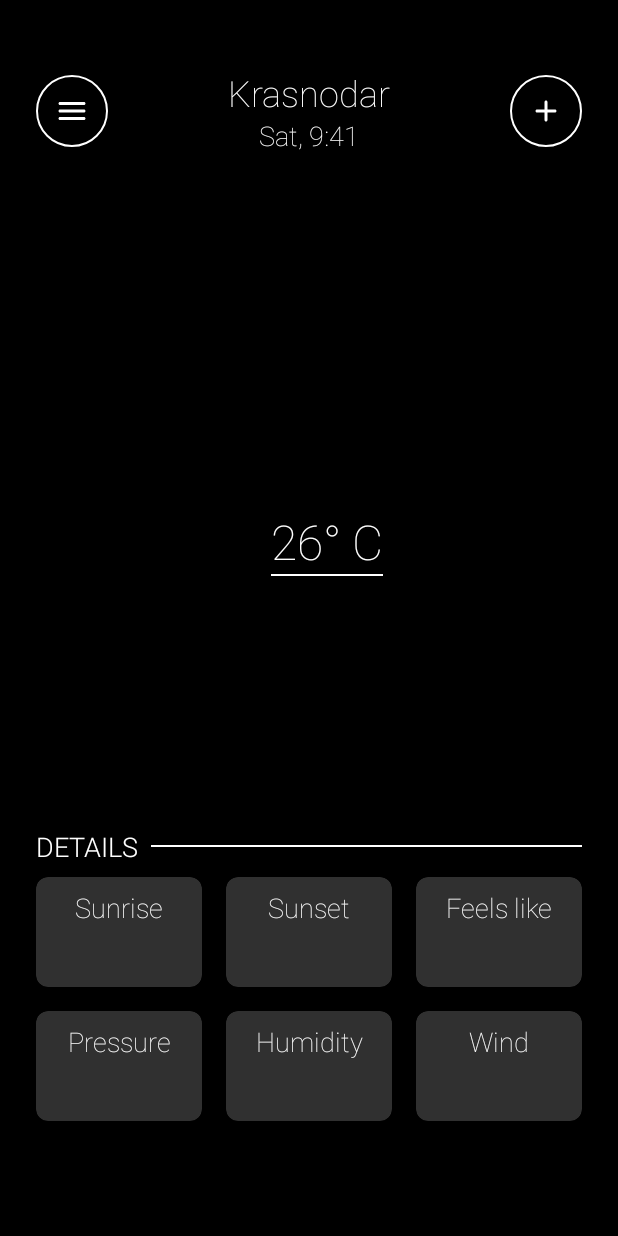
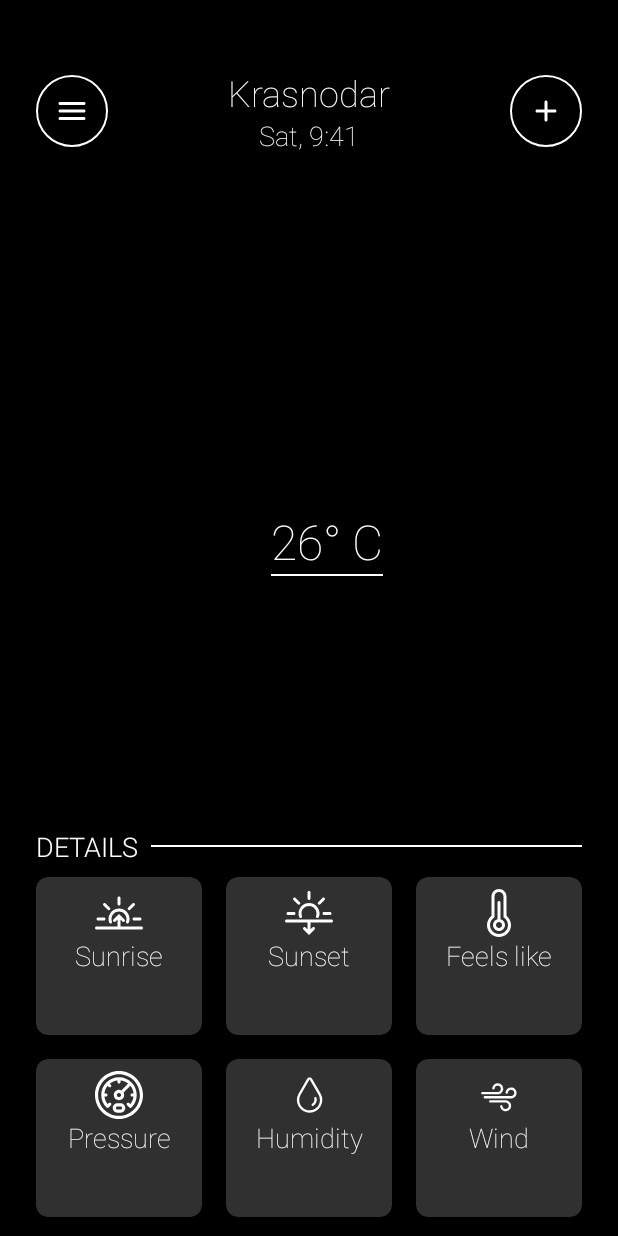
Before and after one commit to HellGuy39/HellWeather, an Android app: the screen it shows after launch (MainActivity), on a phone screen of 412 x 824 dp. Run offline under Robolectric (Android 15) with nearby library versions, the light colour scheme and no system bars; our stand-ins replace Picasso; pictures from the network do not load; 3 statements that could not run were skipped.

Commit message:
1.0 alpha2-05

```diff
--- a/app/src/main/res/drawable/gradient_clear_night.xml
+++ b/app/src/main/res/drawable/gradient_clear_night.xml
@@ -4,8 +4,8 @@
     android:shape="rectangle">
     <gradient
         android:angle="90"
-        android:endColor="#BAF8FF"
-        android:startColor="#9661A1"
+        android:endColor="#122159"
+        android:startColor="#9561A1"
         android:type="linear">
     </gradient>
 </shape>
--- /dev/null
+++ b/app/src/main/res/drawable/ic_humidity.xml
@@ -0,0 +1,20 @@
+<vector xmlns:android="http://schemas.android.com/apk/res/android"
+    android:width="48dp"
+    android:height="48dp"
+    android:viewportWidth="50"
+    android:viewportHeight="50">
+  <path
+      android:pathData="M25.6075,42.2466C23.4975,42.2463 21.4248,41.6904 19.5979,40.6348C17.7709,39.5792 16.2542,38.0611 15.2002,36.2333C14.1462,34.4054 13.5921,32.3322 13.5938,30.2222C13.5954,28.1122 14.1526,26.0399 15.2094,24.2136V24.2136L24.1338,8.7188C24.2853,8.4597 24.5021,8.2449 24.7624,8.0956C25.0227,7.9463 25.3176,7.8677 25.6177,7.8677C25.9179,7.8677 26.2127,7.9463 26.4731,8.0956C26.7334,8.2449 26.9502,8.4597 27.1017,8.7188L36.0261,24.1727C37.0838,26.0004 37.641,28.0747 37.6418,30.1864C37.6425,32.2981 37.0866,34.3727 36.0302,36.2012C34.9738,38.0297 33.4541,39.5475 31.6243,40.6016C29.7945,41.6557 27.7192,42.209 25.6075,42.2056V42.2466Z"
+      android:strokeLineJoin="round"
+      android:strokeWidth="2.45625"
+      android:fillColor="#00000000"
+      android:strokeColor="#ffffff"
+      android:strokeLineCap="round"/>
+  <path
+      android:pathData="M31.6662,28.3073C32.0227,29.6011 31.9454,30.976 31.4464,32.2217C30.9474,33.4675 30.054,34.5154 28.903,35.2053"
+      android:strokeLineJoin="round"
+      android:strokeWidth="2.45625"
+      android:fillColor="#00000000"
+      android:strokeColor="#ffffff"
+      android:strokeLineCap="round"/>
+</vector>
--- /dev/null
+++ b/app/src/main/res/drawable/ic_pressure.xml
@@ -0,0 +1,15 @@
+<vector xmlns:android="http://schemas.android.com/apk/res/android"
+    android:width="512dp"
+    android:height="512dp"
+    android:viewportWidth="512"
+    android:viewportHeight="512">
+  <path
+      android:fillColor="#FF000000"
+      android:pathData="M256,0C114.51,0 0,114.497 0,256c0,141.491 114.497,256 256,256c141.49,0 256,-114.497 256,-256C512,114.509 397.503,0 256,0zM256,478.609c-122.746,0 -222.609,-99.862 -222.609,-222.609S133.254,33.391 256,33.391S478.609,133.254 478.609,256S378.746,478.609 256,478.609z"/>
+  <path
+      android:fillColor="#FF000000"
+      android:pathData="M256,66.783C151.29,66.783 66.783,151.738 66.783,256c0,48.619 18.872,97.248 55.421,133.797c6.52,6.52 17.091,6.52 23.611,0l23.611,-23.611c6.52,-6.519 6.52,-17.09 0,-23.611c-6.519,-6.52 -17.09,-6.52 -23.611,0l-11.177,11.177c-19.241,-23.851 -30.408,-52.1 -33.501,-81.056h15.734c9.22,0 16.696,-7.475 16.696,-16.696c0,-9.22 -7.475,-16.696 -16.696,-16.696h-15.725c3.094,-28.955 14.261,-57.198 33.5,-81.05l11.17,11.169c6.52,6.52 17.091,6.52 23.611,0c6.519,-6.519 6.519,-17.091 0,-23.611l-11.175,-11.175c23.276,-18.804 51.227,-30.356 81.054,-33.5v15.732c0,9.22 7.475,16.696 16.696,16.696c9.22,0 16.696,-7.475 16.696,-16.696v-15.731c29.827,3.144 57.777,14.698 81.054,33.5l-72.032,72.032c-7.699,-4.03 -16.444,-6.323 -25.719,-6.323c-30.687,0 -55.652,24.966 -55.652,55.652c0,30.687 24.966,55.652 55.652,55.652c30.687,0 55.652,-24.966 55.652,-55.652c0,-9.275 -2.293,-18.02 -6.323,-25.718l72.026,-72.026c19.239,23.85 30.406,52.094 33.5,81.05H395.13c-9.22,0 -16.696,7.475 -16.696,16.696c0,9.22 7.475,16.696 16.696,16.696h15.734c-3.093,28.956 -14.26,57.206 -33.501,81.056l-11.177,-11.177c-6.519,-6.519 -17.091,-6.519 -23.611,0c-6.52,6.52 -6.52,17.091 0,23.611l23.611,23.611c6.52,6.52 17.091,6.52 23.611,0c36.482,-36.483 55.421,-85.084 55.421,-133.798C445.217,151.681 360.676,66.783 256,66.783zM256,278.261c-12.275,0 -22.261,-9.986 -22.261,-22.261c0,-12.275 9.986,-22.261 22.261,-22.261c12.275,0 22.261,9.986 22.261,22.261C278.261,268.275 268.275,278.261 256,278.261z"/>
+  <path
+      android:fillColor="#FF000000"
+      android:pathData="M272.696,345.043h-33.391c-27.618,0 -50.087,22.469 -50.087,50.087s22.469,50.087 50.087,50.087h33.391c27.618,0 50.087,-22.469 50.087,-50.087S300.314,345.043 272.696,345.043zM272.696,411.826h-33.391c-9.206,0 -16.696,-7.49 -16.696,-16.696s7.49,-16.696 16.696,-16.696h33.391c9.206,0 16.696,7.49 16.696,16.696S281.902,411.826 272.696,411.826z"/>
+</vector>
--- /dev/null
+++ b/app/src/main/res/drawable/ic_sunrise.xml
@@ -0,0 +1,11 @@
+<vector android:height="48dp" android:viewportHeight="64"
+    android:viewportWidth="64" android:width="48dp"
+    xmlns:android="http://schemas.android.com/apk/res/android">
+    <path android:fillColor="#202020" android:pathData="M32,22c1.1,0 2,-0.9 2,-2v-8c0,-1.1 -0.9,-2 -2,-2s-2,0.9 -2,2v8C30,21.1 30.9,22 32,22z"/>
+    <path android:fillColor="#202020" android:pathData="M50,40c0,1.1 0.9,2 2,2h8c1.1,0 2,-0.9 2,-2s-0.9,-2 -2,-2h-8C50.9,38 50,38.9 50,40z"/>
+    <path android:fillColor="#202020" android:pathData="M4,42h8c1.1,0 2,-0.9 2,-2s-0.9,-2 -2,-2H4c-1.1,0 -2,0.9 -2,2S2.9,42 4,42z"/>
+    <path android:fillColor="#202020" android:pathData="M2,54h60c1.1,0 2,-0.9 2,-2s-0.9,-2 -2,-2H34v-9.2l2.6,2.6C37,43.8 37.5,44 38,44s1,-0.2 1.4,-0.6c0.8,-0.8 0.8,-2 0,-2.8L32,33.2l-1.4,1.4c0,0 0,0 0,0l-6,6c-0.8,0.8 -0.8,2 0,2.8c0.8,0.8 2,0.8 2.8,0l2.6,-2.6V50H2c-1.1,0 -2,0.9 -2,2S0.9,54 2,54z"/>
+    <path android:fillColor="#202020" android:pathData="M17,27.8c0.4,0.4 0.9,0.6 1.4,0.6s1,-0.2 1.4,-0.6c0.8,-0.8 0.8,-2 0,-2.8l-5.7,-5.7c-0.8,-0.8 -2,-0.8 -2.8,0c-0.8,0.8 -0.8,2 0,2.8L17,27.8z"/>
+    <path android:fillColor="#202020" android:pathData="M45.6,28.4c0.5,0 1,-0.2 1.4,-0.6l5.7,-5.7c0.8,-0.8 0.8,-2 0,-2.8s-2,-0.8 -2.8,0L44.1,25c-0.8,0.8 -0.8,2 0,2.8C44.5,28.2 45,28.4 45.6,28.4z"/>
+    <path android:fillColor="#202020" android:pathData="M18.8,44.7c0.4,1 1.5,1.6 2.6,1.2c1,-0.4 1.6,-1.5 1.2,-2.6C22.2,42.3 22,41.1 22,40c0,-5.5 4.5,-10 10,-10s10,4.5 10,10c0,1.2 -0.2,2.3 -0.6,3.4c-0.4,1 0.2,2.2 1.2,2.6c0.2,0.1 0.5,0.1 0.7,0.1c0.8,0 1.6,-0.5 1.9,-1.3c0.6,-1.5 0.9,-3.2 0.9,-4.8c0,-7.7 -6.3,-14 -14,-14s-14,6.3 -14,14C18,41.6 18.3,43.2 18.8,44.7z"/>
+</vector>
--- /dev/null
+++ b/app/src/main/res/drawable/ic_sunset.xml
@@ -0,0 +1,10 @@
+<vector android:height="48dp" android:viewportHeight="64"
+    android:viewportWidth="64" android:width="48dp" xmlns:android="http://schemas.android.com/apk/res/android">
+    <path android:fillColor="#202020" android:pathData="M32,14.6c1.1,0 2,-0.9 2,-2v-8c0,-1.1 -0.9,-2 -2,-2s-2,0.9 -2,2v8C30,13.7 30.9,14.6 32,14.6z"/>
+    <path android:fillColor="#202020" android:pathData="M50,32.6c0,1.1 0.9,2 2,2h8c1.1,0 2,-0.9 2,-2s-0.9,-2 -2,-2h-8C50.9,30.6 50,31.5 50,32.6z"/>
+    <path android:fillColor="#202020" android:pathData="M4,34.6h8c1.1,0 2,-0.9 2,-2s-0.9,-2 -2,-2H4c-1.1,0 -2,0.9 -2,2S2.9,34.6 4,34.6z"/>
+    <path android:fillColor="#202020" android:pathData="M2,44.6h28v9.2l-2.6,-2.6c-0.8,-0.8 -2,-0.8 -2.8,0s-0.8,2 0,2.8l7.4,7.4l1.4,-1.4c0,0 0,0 0,0l6,-6c0.8,-0.8 0.8,-2 0,-2.8c-0.8,-0.8 -2,-0.8 -2.8,0L34,53.8v-9.2h28c1.1,0 2,-0.9 2,-2s-0.9,-2 -2,-2H2c-1.1,0 -2,0.9 -2,2S0.9,44.6 2,44.6z"/>
+    <path android:fillColor="#202020" android:pathData="M17,20.4c0.4,0.4 0.9,0.6 1.4,0.6s1,-0.2 1.4,-0.6c0.8,-0.8 0.8,-2 0,-2.8l-5.7,-5.7c-0.8,-0.8 -2,-0.8 -2.8,0c-0.8,0.8 -0.8,2 0,2.8L17,20.4z"/>
+    <path android:fillColor="#202020" android:pathData="M45.6,21c0.5,0 1,-0.2 1.4,-0.6l5.7,-5.7c0.8,-0.8 0.8,-2 0,-2.8s-2,-0.8 -2.8,0l-5.7,5.7c-0.8,0.8 -0.8,2 0,2.8C44.5,20.8 45,21 45.6,21z"/>
+    <path android:fillColor="#202020" android:pathData="M18.8,37.3c0.4,1 1.5,1.6 2.6,1.2c1,-0.4 1.6,-1.5 1.2,-2.6c-0.4,-1.1 -0.6,-2.2 -0.6,-3.4c0,-5.5 4.5,-10 10,-10s10,4.5 10,10c0,1.2 -0.2,2.3 -0.6,3.4c-0.4,1 0.2,2.2 1.2,2.6c0.2,0.1 0.5,0.1 0.7,0.1c0.8,0 1.6,-0.5 1.9,-1.3c0.6,-1.5 0.9,-3.2 0.9,-4.8c0,-7.7 -6.3,-14 -14,-14s-14,6.3 -14,14C18,34.2 18.3,35.8 18.8,37.3z"/>
+</vector>
--- /dev/null
+++ b/app/src/main/res/drawable/ic_thermometer_2.xml
@@ -0,0 +1,12 @@
+<vector xmlns:android="http://schemas.android.com/apk/res/android"
+    android:width="64dp"
+    android:height="64dp"
+    android:viewportWidth="64"
+    android:viewportHeight="64">
+  <path
+      android:pathData="M42,35.5V10c0,-5.5 -4.5,-10 -10,-10S22,4.5 22,10v25.5c-3.8,3 -6,7.6 -6,12.5c0,8.8 7.2,16 16,16s16,-7.2 16,-16C48,43.1 45.8,38.5 42,35.5zM32,60c-6.6,0 -12,-5.4 -12,-12c0,-3.9 1.9,-7.6 5.1,-9.8l0.9,-0.6V10c0,-3.3 2.7,-6 6,-6s6,2.7 6,6v27.6l0.9,0.6c3.2,2.2 5.1,5.9 5.1,9.8C44,54.6 38.6,60 32,60z"
+      android:fillColor="#202020"/>
+  <path
+      android:pathData="M34,40.3V18c0,-1.1 -0.9,-2 -2,-2s-2,0.9 -2,2v22.3c-3.4,0.9 -6,4 -6,7.7c0,4.4 3.6,8 8,8s8,-3.6 8,-8C40,44.3 37.4,41.2 34,40.3zM32,52c-2.2,0 -4,-1.8 -4,-4s1.8,-4 4,-4s4,1.8 4,4S34.2,52 32,52z"
+      android:fillColor="#202020"/>
+</vector>
--- /dev/null
+++ b/app/src/main/res/drawable/ic_wind.xml
@@ -0,0 +1,27 @@
+<vector xmlns:android="http://schemas.android.com/apk/res/android"
+    android:width="50dp"
+    android:height="50dp"
+    android:viewportWidth="50"
+    android:viewportHeight="50">
+  <path
+      android:pathData="M33.0625,22.4533C33.1417,21.5813 33.4723,20.7511 34.0142,20.0633C34.5561,19.3756 35.2859,18.8599 36.1151,18.5787C36.9443,18.2976 37.8372,18.2632 38.6856,18.4796C39.534,18.696 40.3014,19.154 40.8946,19.798C41.4878,20.442 41.8814,21.2443 42.0276,22.1076C42.1738,22.9708 42.0663,23.858 41.7182,24.6614C41.37,25.4647 40.7963,26.1498 40.0664,26.6335C39.3366,27.1172 38.4821,27.3787 37.6065,27.3862H10.2398"
+      android:strokeLineJoin="round"
+      android:strokeWidth="2.45625"
+      android:fillColor="#00000000"
+      android:strokeColor="#ffffff"
+      android:strokeLineCap="round"/>
+  <path
+      android:pathData="M19.1846,18.1344C19.2639,17.2665 19.5933,16.4402 20.1329,15.7558C20.6725,15.0715 21.3991,14.5584 22.2245,14.2788C23.05,13.9992 23.9388,13.9652 24.7833,14.1808C25.6277,14.3964 26.3914,14.8524 26.9817,15.4936C27.5721,16.1347 27.9637,16.9333 28.1091,17.7926C28.2545,18.6519 28.1475,19.5349 27.8009,20.3346C27.4543,21.1342 26.8832,21.8161 26.1567,22.2976C25.4303,22.779 24.5797,23.0393 23.7082,23.0469H7.6812"
+      android:strokeLineJoin="round"
+      android:strokeWidth="2.45625"
+      android:fillColor="#00000000"
+      android:strokeColor="#ffffff"
+      android:strokeLineCap="round"/>
+  <path
+      android:pathData="M27.3926,36.6586C27.4758,37.5301 27.8101,38.3588 28.355,39.044C28.8999,39.7293 29.6319,40.2417 30.4622,40.5192C31.2926,40.7966 32.1856,40.8271 33.033,40.607C33.8804,40.3869 34.6456,39.9256 35.236,39.2791C35.8264,38.6327 36.2165,37.8288 36.359,36.965C36.5015,36.1011 36.3903,35.2145 36.0388,34.4127C35.6873,33.6109 35.1107,32.9282 34.379,32.4476C33.6472,31.967 32.7917,31.7091 31.9162,31.7052H15.8892"
+      android:strokeLineJoin="round"
+      android:strokeWidth="2.45625"
+      android:fillColor="#00000000"
+      android:strokeColor="#ffffff"
+      android:strokeLineCap="round"/>
+</vector>
--- a/app/src/main/res/layout/fragment_home.xml
+++ b/app/src/main/res/layout/fragment_home.xml
@@ -1,5 +1,6 @@
 <?xml version="1.0" encoding="utf-8"?>
-<androidx.constraintlayout.widget.ConstraintLayout xmlns:android="http://schemas.android.com/apk/res/android"
+<androidx.constraintlayout.widget.ConstraintLayout
+    xmlns:android="http://schemas.android.com/apk/res/android"
     xmlns:app="http://schemas.android.com/apk/res-auto"
     xmlns:tools="http://schemas.android.com/tools"
     android:layout_width="match_parent"
@@ -165,6 +166,13 @@
                     android:orientation="vertical"
                     android:padding="8dp">
 
+                    <ImageView
+                        android:layout_gravity="center"
+                        android:layout_width="32dp"
+                        android:layout_height="32dp"
+                        app:tint="?android:attr/textColor"
+                        android:src="@drawable/ic_pressure"/>
+
                     <TextView
                         android:id="@+id/tvPressureTittle"
                         android:layout_width="match_parent"
@@ -208,6 +216,12 @@
                     android:orientation="vertical"
                     android:padding="8dp">
 
+                    <ImageView
+                        android:layout_gravity="center"
+                        android:layout_width="32dp"
+                        android:layout_height="32dp"
+                        android:src="@drawable/ic_humidity"/>
+
                     <TextView
                         android:id="@+id/tvHumidityTittle"
                         android:layout_width="match_parent"
@@ -249,6 +263,12 @@
                     android:layout_marginEnd="8dp"
                     android:orientation="vertical"
                     android:padding="8dp">
+
+                    <ImageView
+                        android:layout_gravity="center"
+                        android:layout_width="32dp"
+                        android:layout_height="32dp"
+                        android:src="@drawable/ic_wind"/>
 
                     <TextView
                         android:id="@+id/tvWindTittle"
@@ -362,6 +382,13 @@
                     android:orientation="vertical"
                     android:padding="8dp">
 
+                    <ImageView
+                        android:layout_gravity="center"
+                        android:layout_width="32dp"
+                        android:layout_height="32dp"
+                        app:tint="?android:attr/textColor"
+                        android:src="@drawable/ic_sunrise"/>
+
                     <TextView
                         android:id="@+id/tvSunriseTittle"
                         android:layout_width="match_parent"
@@ -405,6 +432,13 @@
                     android:orientation="vertical"
                     android:padding="8dp">
 
+                    <ImageView
+                        android:layout_gravity="center"
+                        android:layout_width="32dp"
+                        android:layout_height="32dp"
+                        app:tint="?android:attr/textColor"
+                        android:src="@drawable/ic_sunset"/>
+
                     <TextView
                         android:id="@+id/tvSunsetTittle"
                         android:layout_width="match_parent"
@@ -446,6 +480,13 @@
                     android:layout_marginEnd="8dp"
                     android:orientation="vertical"
                     android:padding="8dp">
+
+                    <ImageView
+                        android:layout_gravity="center"
+                        android:layout_width="32dp"
+                        android:layout_height="32dp"
+                        app:tint="?android:attr/textColor"
+                        android:src="@drawable/ic_thermometer_2"/>
 
                     <TextView
                         android:id="@+id/tvFeelsLikeTittle"
```
Also changed, not shown: app/src/main/java/com/hellguy39/hellweather/AddCityFragment.kt (added, +24 -0 lines), app/src/main/res/layout/fragment_add_city.xml (added, +107 -0 lines).
